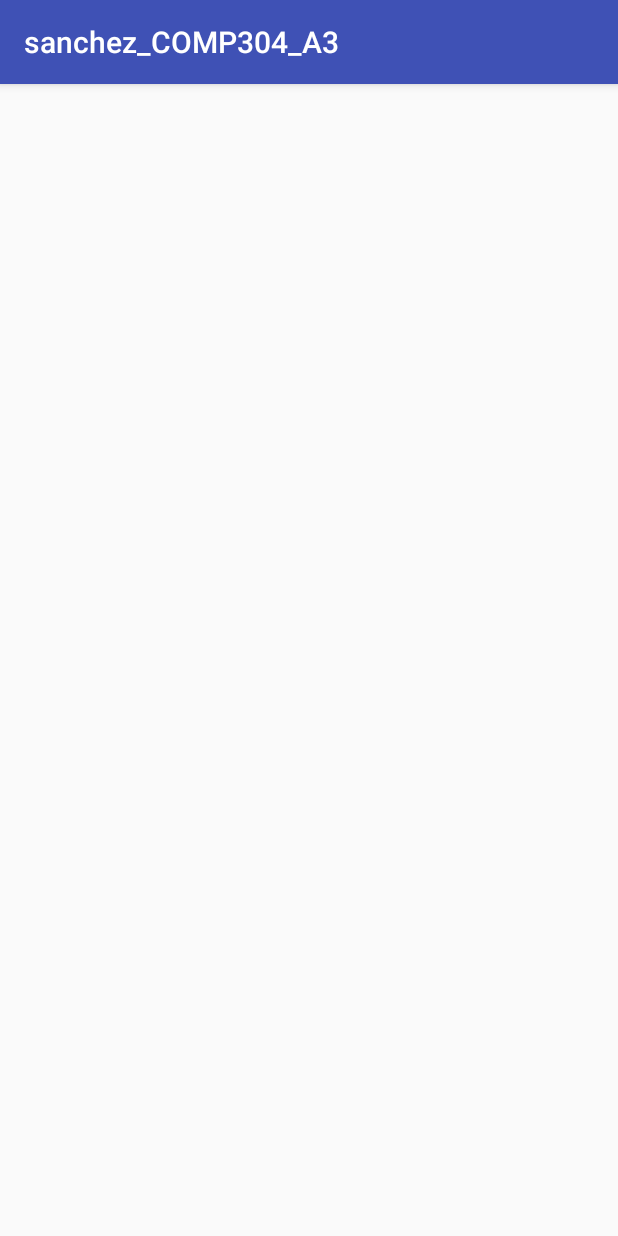
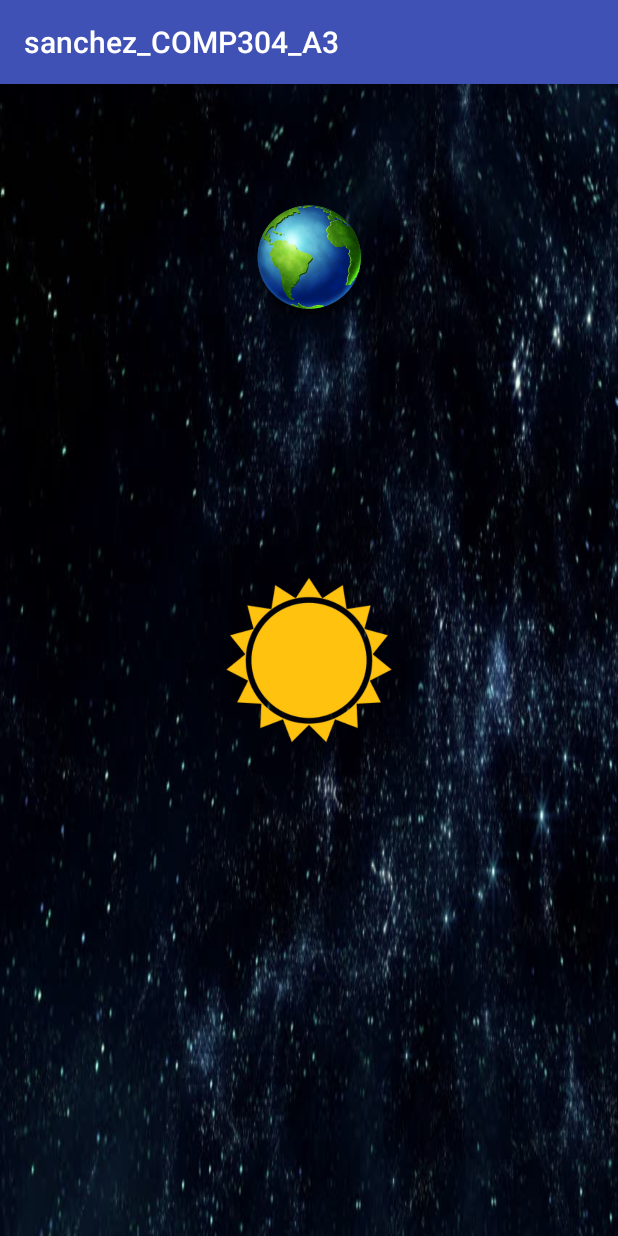
Before and after one commit to ElLuis/AndroidAnimations, an Android app: the TweenActivity screen opened directly, with no data from a screen before it, on a phone screen of 412 x 824 dp. Run offline under Robolectric (Android 15) with nearby library versions, the phone set to English and light mode, and no system bars; Roboto replaces fonts that are not available here.

Commit message:
Added images for the tweening activity. I plan on making the image of the Earth revolve around the Sun.

```diff
--- /dev/null
+++ b/app/src/main/res/anim/revolve.xml
@@ -0,0 +1,4 @@
+<?xml version="1.0" encoding="utf-8"?>
+<set xmlns:android="http://schemas.android.com/apk/res/android">
+
+</set>
--- a/app/src/main/res/layout/activity_tween.xml
+++ b/app/src/main/res/layout/activity_tween.xml
@@ -1,9 +1,28 @@
 <?xml version="1.0" encoding="utf-8"?>
-<android.support.constraint.ConstraintLayout xmlns:android="http://schemas.android.com/apk/res/android"
+<RelativeLayout xmlns:android="http://schemas.android.com/apk/res/android"
     xmlns:app="http://schemas.android.com/apk/res-auto"
     xmlns:tools="http://schemas.android.com/tools"
     android:layout_width="match_parent"
     android:layout_height="match_parent"
+    android:background="@drawable/space"
     tools:context="com.centennial.elluis.sanchez_comp304_a3.TweenActivity">
 
-</android.support.constraint.ConstraintLayout>
+    <ImageView
+        android:layout_width="80dp"
+        android:layout_height="wrap_content"
+        android:layout_alignParentTop="true"
+        android:layout_centerHorizontal="true"
+
+        android:layout_marginTop="80dp"
+        android:adjustViewBounds="true"
+        android:src="@drawable/earth" />
+
+    <ImageView
+        android:id="@+id/sunImageView"
+        android:layout_width="120dp"
+        android:layout_height="wrap_content"
+        android:layout_centerHorizontal="true"
+        android:layout_centerVertical="true"
+        android:src="@drawable/sun" />
+
+</RelativeLayout>
```
Also changed, not shown: app/src/main/res/drawable/earth.png (added), app/src/main/res/drawable/space.jpg (added), app/src/main/res/drawable/sun.png (added).
